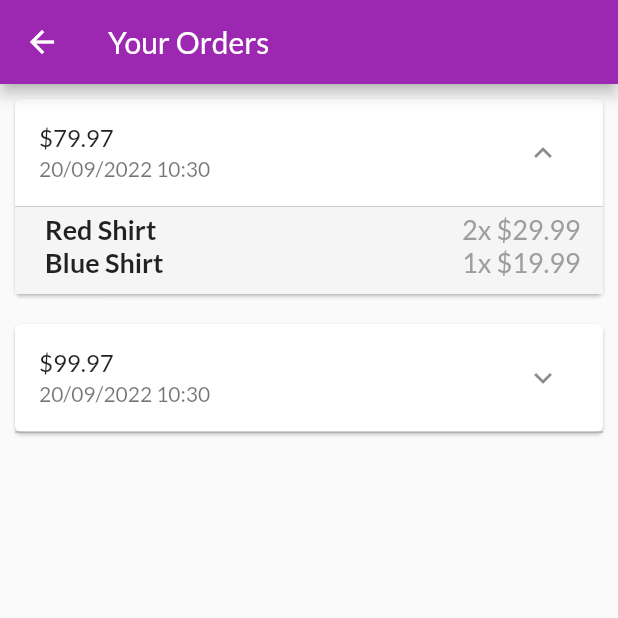
After one commit to vinh466/flutter-myshopapp, a Flutter app: the OrderScreen screen opened directly, after a tap on the "expand more" icon, on a phone screen of 412 x 824 dp, the top half of it. The commit adds this screen. Run offline on Flutter 3.47's test engine with Material 2 defaults, Android fonts, the phone set to English and light mode, and no system bars; network calls fail.

Commit message:
Xay dung trang cac dat hang

```diff
--- /dev/null
+++ b/lib/models/order_item.dart
@@ -0,0 +1,32 @@
+import 'package:myshop/models/cart_item.dart';
+
+class OrderItem {
+  final String? id;
+  final double amount;
+  final List<CartItem> products;
+  final DateTime dateTime;
+  OrderItem({
+    this.id,
+    required this.amount,
+    required this.products,
+    DateTime? dateTime,
+  }) : dateTime = dateTime ?? DateTime.now();
+
+  OrderItem copyWith({
+    String? id,
+    double? amount,
+    List<CartItem>? products,
+    DateTime? dateTime,
+  }) {
+    return OrderItem(
+      id: id ?? this.id,
+      amount: amount ?? this.amount,
+      products: products ?? this.products,
+      dateTime: dateTime ?? this.dateTime,
+    );
+  }
+
+  int get productCount {
+    return products.length;
+  }
+}
--- a/lib/ui/cart/cart_manager.dart
+++ b/lib/ui/cart/cart_manager.dart
@@ -13,7 +13,7 @@ class CartManager {
       title: 'Blue Shirt',
       price: 19.99,
       quantity: 1,
-    )
+    ),
   };
 
   int get productCount {
--- /dev/null
+++ b/lib/ui/orders/order_item_card.dart
@@ -0,0 +1,89 @@
+import 'dart:math';
+
+import 'package:flutter/material.dart';
+import 'package:myshop/models/order_item.dart';
+import 'package:intl/intl.dart';
+
+class OrderItemCard extends StatefulWidget {
+  final OrderItem order;
+  const OrderItemCard(this.order, {super.key});
+
+  @override
+  State<OrderItemCard> createState() => _OrderItemCardState();
+}
+
+class _OrderItemCardState extends State<OrderItemCard> {
+  var _expanded = false;
+
+  @override
+  Widget build(BuildContext context) {
+    return Card(
+      margin: const EdgeInsets.all(10),
+      child: Column(
+        children: <Widget>[
+          buildOrderSummary(),
+          const Divider(height: 0, color: Colors.grey),
+          if (_expanded) buildOrderDetail()
+        ],
+      ),
+    );
+  }
+
+  buildOrderSummary() {
+    return ListTile(
+      title: Text('\$${widget.order.amount}'),
+      subtitle: Text(
+        DateFormat('dd/MM/yyyy hh:mm').format(widget.order.dateTime),
+      ),
+      trailing: IconButton(
+        onPressed: () {
+          setState(() {
+            _expanded = !_expanded;
+          });
+        },
+        icon: Icon(_expanded ? Icons.expand_less : Icons.expand_more),
+      ),
+      onTap: () {
+        setState(() {
+          _expanded = !_expanded;
+        });
+      },
+    );
+  }
+
+  buildOrderDetail() {
+    return Container(
+      padding: const EdgeInsets.symmetric(horizontal: 15, vertical: 4),
+      height: min(widget.order.productCount * 20.0 + 18, 100),
+      color: Colors.grey[100],
+      child: ListView(
+        padding: const EdgeInsets.only(left: 5),
+        children: <Widget>[
+          ...widget.order.products
+              .map(
+                (e) => Row(
+                  mainAxisAlignment: MainAxisAlignment.spaceBetween,
+                  children: <Widget>[
+                    Text(
+                      e.title,
+                      style: const TextStyle(
+                        fontSize: 18,
+                        fontWeight: FontWeight.bold,
+                      ),
+                    ),
+                    Text(
+                      '${e.quantity}x \$${e.price}',
+                      style: const TextStyle(
+                        fontSize: 18,
+                        color: Colors.grey,
+                      ),
+                    ),
+                  ],
+                ),
+              )
+              .toList(),
+        ],
+      ),
+    );
+  }
+}
--- /dev/null
+++ b/lib/ui/orders/order_manager.dart
@@ -0,0 +1,43 @@
+import 'package:myshop/models/cart_item.dart';
+import 'package:myshop/models/order_item.dart';
+
+class OrdersManager {
+  final List<OrderItem> _orders = [
+    OrderItem(id: 'o1', amount: 79.97, products: [
+      CartItem(
+        id: 'ci',
+        title: 'Red Shirt',
+        price: 29.99,
+        quantity: 2,
+      ),
+      CartItem(
+        id: 'ci2',
+        title: 'Blue Shirt',
+        price: 19.99,
+        quantity: 1,
+      )
+    ]),
+    OrderItem(id: 'o2', amount: 99.97, products: [
+      CartItem(
+        id: 'ci3',
+        title: 'Yellow Shirt',
+        price: 29.99,
+        quantity: 2,
+      ),
+      CartItem(
+        id: 'ci4',
+        title: 'Green Shirt',
+        price: 39.99,
+        quantity: 1,
+      )
+    ]),
+  ];
+
+  int get orderCount {
+    return _orders.length;
+  }
+
+  List<OrderItem> get orders {
+    return [..._orders];
+  }
+}
--- /dev/null
+++ b/lib/ui/orders/orders_screen.dart
@@ -0,0 +1,21 @@
+import 'package:flutter/material.dart';
+import 'package:myshop/ui/orders/order_item_card.dart';
+import 'package:myshop/ui/orders/order_manager.dart';
+
+class OrderScreen extends StatelessWidget {
+  const OrderScreen({super.key});
+
+  @override
+  Widget build(BuildContext context) {
+    final ordersManager = OrdersManager();
+    return Scaffold(
+      appBar: AppBar(
+        title: const Text('Your Orders'),
+      ),
+      body: ListView.builder(
+        itemCount: ordersManager.orderCount,
+        itemBuilder: (ctx, i) => OrderItemCard(ordersManager.orders[i]),
+      ),
+    );
+  }
+}
--- a/pubspec.yaml
+++ b/pubspec.yaml
@@ -11,6 +11,7 @@ dependencies:
     sdk: flutter
 
   cupertino_icons: ^1.0.2
+  intl: ^0.17.0
 
 dev_dependencies:
   flutter_test:
```
Also changed, not shown: pubspec.lock.
